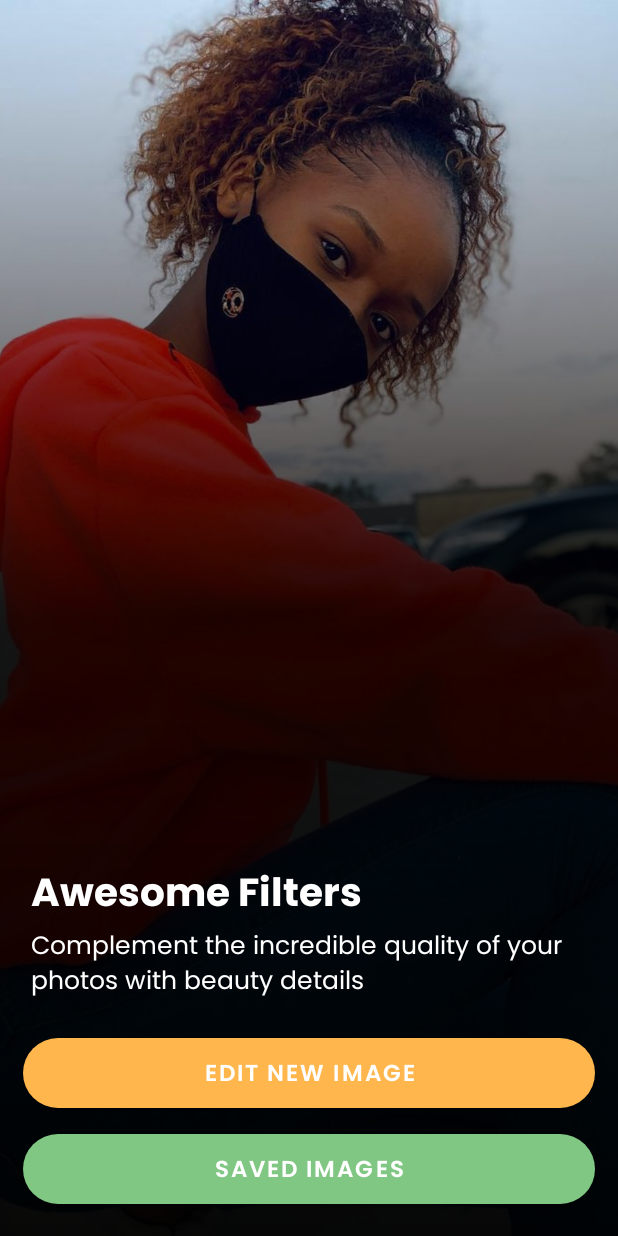
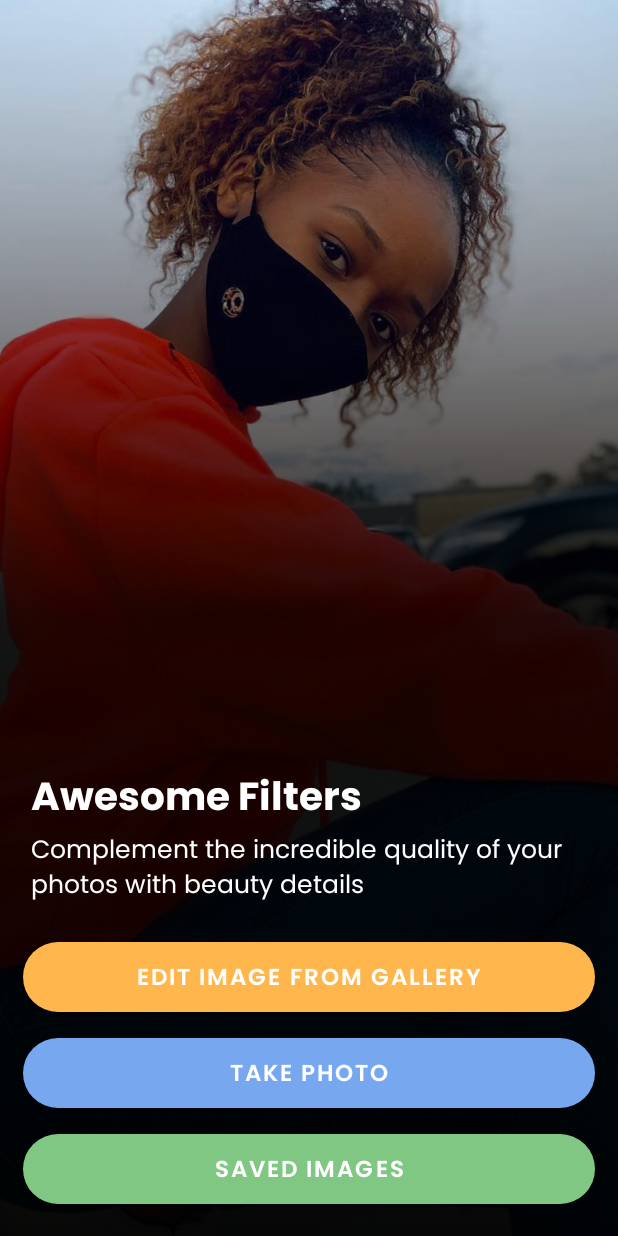
Before and after one commit to callebdev/Awesome-Filters, an Android app: the screen it shows after launch (MainActivity), on a phone screen of 412 x 824 dp. Run offline under Robolectric (Android 15) with nearby library versions, the phone set to English and light mode, and no system bars; our stand-ins replace sdp/ssp sizes.

Commit message:
feat: user can take photos and apply filters to them

```diff
--- a/app/src/main/java/com/callebdev/awesomefilters/activities/main/MainActivity.kt
+++ b/app/src/main/java/com/callebdev/awesomefilters/activities/main/MainActivity.kt
@@ -6,6 +6,7 @@ import android.provider.MediaStore
 import androidx.appcompat.app.AppCompatActivity
 import com.callebdev.awesomefilters.activities.editimage.EditImageActivity
 import com.callebdev.awesomefilters.activities.savedimages.SavedImagesActivity
+import com.callebdev.awesomefilters.activities.takephoto.TakePhotoActivity
 import com.callebdev.awesomefilters.databinding.ActivityMainBinding
 
 class MainActivity : AppCompatActivity() {
@@ -25,7 +26,7 @@ class MainActivity : AppCompatActivity() {
     }
 
     private fun setupListeners() {
-        binding.buttonEditNewImage.setOnClickListener {
+        binding.buttonEditImageFromGallery.setOnClickListener {
             Intent(
                 Intent.ACTION_PICK,
                 MediaStore.Images.Media.EXTERNAL_CONTENT_URI
@@ -37,6 +38,11 @@ class MainActivity : AppCompatActivity() {
 
         binding.buttonViewSavedImages.setOnClickListener {
             Intent(applicationContext, SavedImagesActivity::class.java).also {
+                startActivity(it)
+            }
+        }
+        binding.buttonTakePhoto.setOnClickListener {
+            Intent(applicationContext, TakePhotoActivity::class.java).also {
                 startActivity(it)
             }
         }
--- a/app/src/main/res/layout/activity_main.xml
+++ b/app/src/main/res/layout/activity_main.xml
@@ -18,21 +18,37 @@
         android:background="@drawable/landing_background" />
 
     <com.google.android.material.button.MaterialButton
-        android:id="@+id/buttonEditNewImage"
+        android:id="@+id/buttonEditImageFromGallery"
         android:layout_width="match_parent"
         android:layout_height="@dimen/_45sdp"
         android:layout_marginHorizontal="@dimen/_12sdp"
         android:layout_marginBottom="@dimen/_4sdp"
         android:fontFamily="@font/poppins_semi_bold"
         android:includeFontPadding="false"
-        android:text="@string/edit_new_image"
+        android:text="Edit image from Gallery"
         android:textColor="@color/white"
         android:textSize="@dimen/_12sdp"
-        app:backgroundTint="@color/buttonEditNewImage"
+        app:backgroundTint="@color/buttonEditImageFromGallery"
+        app:cornerRadius="@dimen/_20sdp"
+        app:layout_constraintBottom_toBottomOf="parent"
+        app:layout_constraintBottom_toTopOf="@id/buttonTakePhoto" />
+
+
+    <com.google.android.material.button.MaterialButton
+        android:id="@+id/buttonTakePhoto"
+        android:layout_width="match_parent"
+        android:layout_height="@dimen/_45sdp"
+        android:layout_marginHorizontal="@dimen/_12sdp"
+        android:layout_marginBottom="@dimen/_4sdp"
+        android:fontFamily="@font/poppins_semi_bold"
+        android:includeFontPadding="false"
+        android:text="Take photo"
+        android:textColor="@color/white"
+        android:textSize="@dimen/_12sdp"
+        app:backgroundTint="@color/buttonTakePhoto"
         app:cornerRadius="@dimen/_20sdp"
         app:layout_constraintBottom_toBottomOf="parent"
         app:layout_constraintBottom_toTopOf="@id/buttonViewSavedImages" />
-
 
     <com.google.android.material.button.MaterialButton
         android:id="@+id/buttonViewSavedImages"
@@ -61,7 +77,7 @@
         android:text="@string/complement_the_incredible_quality_of_your_photos_with_beauty_details"
         android:textColor="@color/white"
         android:textSize="@dimen/_13ssp"
-        app:layout_constraintBottom_toTopOf="@id/buttonEditNewImage" />
+        app:layout_constraintBottom_toTopOf="@id/buttonEditImageFromGallery" />
 
     <TextView
         android:id="@+id/textTitle"
--- a/app/src/main/res/values-night/colors.xml
+++ b/app/src/main/res/values-night/colors.xml
@@ -8,7 +8,8 @@
     <color name="landingBackgroundCenter">#DC000000</color>
     <color name="landingBackgroundEnd">#F6000000</color>
     <color name="buttonSavedImages">#81C784</color>
-    <color name="buttonEditNewImage">#FFB74D</color>
+    <color name="buttonEditImageFromGallery">#FFB74D</color>
+    <color name="buttonTakePhoto">@color/primary</color>
     <color name="white">#FFFFFF</color>
     <color name="black">#000000</color>
 </resources>
--- a/app/src/main/res/values/colors.xml
+++ b/app/src/main/res/values/colors.xml
@@ -8,7 +8,8 @@
     <color name="landingBackgroundCenter">#DC000000</color>
     <color name="landingBackgroundEnd">#F6000000</color>
     <color name="buttonSavedImages">#81C784</color>
-    <color name="buttonEditNewImage">#FFB74D</color>
+    <color name="buttonEditImageFromGallery">#FFB74D</color>
+    <color name="buttonTakePhoto">@color/primary</color>
     <color name="white">#FFFFFF</color>
     <color name="black">#000000</color>
 </resources>
```
Also changed, not shown: app/build.gradle (+10 -0 lines), app/src/main/AndroidManifest.xml (+6 -1 lines), app/src/main/java/com/callebdev/awesomefilters/activities/takephoto/TakePhotoActivity.kt (added, +154 -0 lines), app/src/main/java/com/callebdev/awesomefilters/utilities/Extensions.kt (+14 -0 lines), app/src/main/res/drawable-v24/shape_background_round.xml (added, +7 -0 lines), app/src/main/res/drawable/ic_camera.xml (added, +10 -0 lines), app/src/main/res/drawable/ic_camera_switch.xml (added, +19 -0 lines), app/src/main/res/drawable/ic_flash_on.xml (added, +10 -0 lines), app/src/main/res/layout/activity_take_photo.xml (added, +88 -0 lines).
